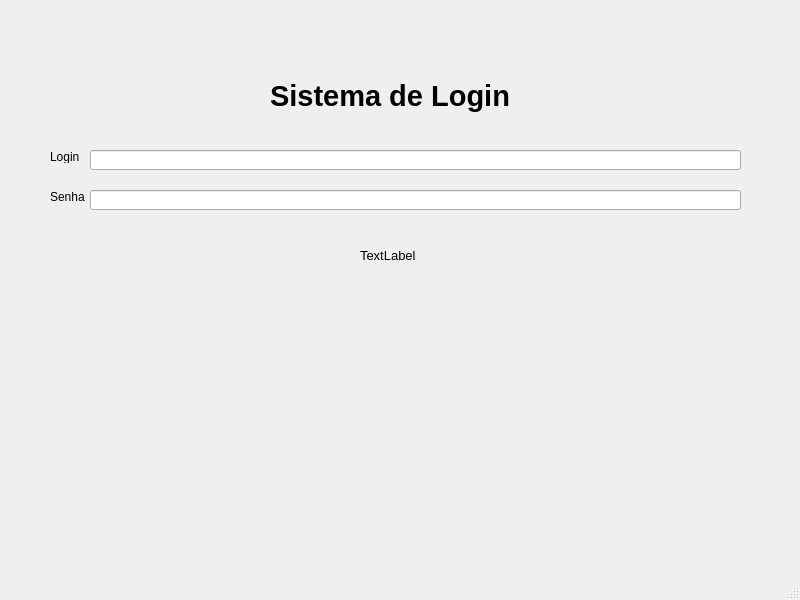
Above: view/ui_login.ui from ImperadorFortum/Projeto_integra-o2.0 before the change. Below: the same form after it.
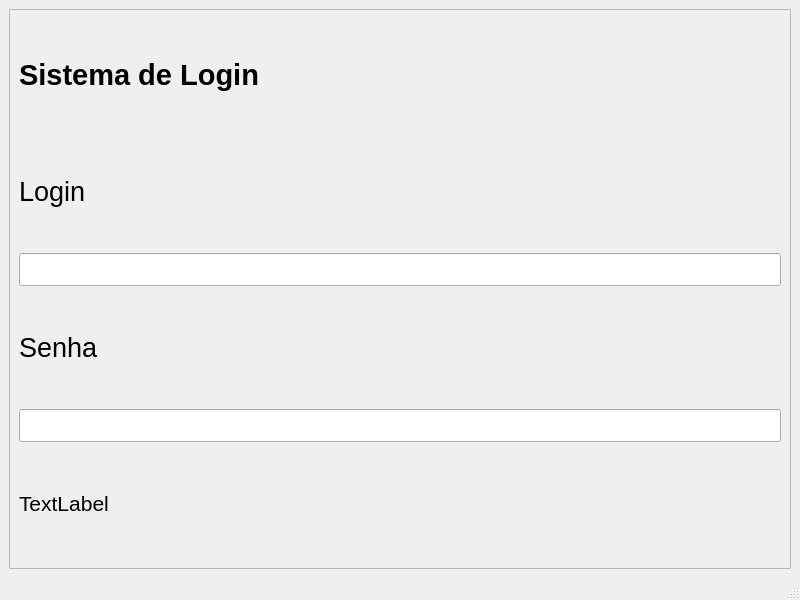
That is the form after the change.

Patch:
```diff
--- a/view/ui_login.ui
+++ b/view/ui_login.ui
@@ -14,15 +14,18 @@
    <string>MainWindow</string>
   </property>
   <widget class="QWidget" name="centralwidget">
+   <layout class="QHBoxLayout" name="horizontalLayout">
+    <item>
+     <widget class="QFrame" name="frame">
+      <property name="frameShape">
+       <enum>QFrame::StyledPanel</enum>
+      </property>
+      <property name="frameShadow">
+       <enum>QFrame::Raised</enum>
+      </property>
+      <layout class="QVBoxLayout" name="verticalLayout">
+       <item>
    <widget class="QLabel" name="label">
-    <property name="geometry">
-     <rect>
-      <x>270</x>
-      <y>30</y>
-      <width>261</width>
-      <height>131</height>
-     </rect>
-    </property>
     <property name="font">
      <font>
       <pointsize>22</pointsize>
@@ -34,70 +37,65 @@
      <string>Sistema de Login</string>
     </property>
    </widget>
+       </item>
+       <item>
    <widget class="QLabel" name="label_2">
-    <property name="geometry">
-     <rect>
-      <x>50</x>
-      <y>150</y>
-      <width>47</width>
-      <height>13</height>
-     </rect>
+         <property name="font">
+          <font>
+           <pointsize>20</pointsize>
+          </font>
     </property>
     <property name="text">
      <string>Login</string>
     </property>
    </widget>
+       </item>
+       <item>
+        <widget class="QLineEdit" name="login">
+         <property name="font">
+          <font>
+           <pointsize>16</pointsize>
+          </font>
+         </property>
+        </widget>
+       </item>
+       <item>
    <widget class="QLabel" name="label_3">
-    <property name="geometry">
-     <rect>
-      <x>50</x>
-      <y>190</y>
-      <width>47</width>
-      <height>13</height>
-     </rect>
+         <property name="font">
+          <font>
+           <pointsize>20</pointsize>
+          </font>
     </property>
     <property name="text">
      <string>Senha</string>
     </property>
    </widget>
-   <widget class="QLineEdit" name="login">
-    <property name="geometry">
-     <rect>
-      <x>90</x>
-      <y>150</y>
-      <width>651</width>
-      <height>20</height>
-     </rect>
-    </property>
-   </widget>
+       </item>
+       <item>
    <widget class="QLineEdit" name="senha">
-    <property name="geometry">
-     <rect>
-      <x>90</x>
-      <y>190</y>
-      <width>651</width>
-      <height>20</height>
-     </rect>
-    </property>
-   </widget>
+         <property name="font">
+          <font>
+           <pointsize>16</pointsize>
+          </font>
+         </property>
+        </widget>
+       </item>
+       <item>
    <widget class="QLabel" name="label_4">
-    <property name="geometry">
-     <rect>
-      <x>360</x>
-      <y>230</y>
-      <width>381</width>
-      <height>51</height>
-     </rect>
-    </property>
     <property name="font">
      <font>
-      <pointsize>10</pointsize>
+           <pointsize>16</pointsize>
      </font>
     </property>
     <property name="text">
      <string>TextLabel</string>
     </property>
    </widget>
+       </item>
+      </layout>
+     </widget>
+    </item>
+   </layout>
   </widget>
   <widget class="QMenuBar" name="menubar">
    <property name="geometry">
```
Lines whose indentation alone changed are shown as unchanged.
